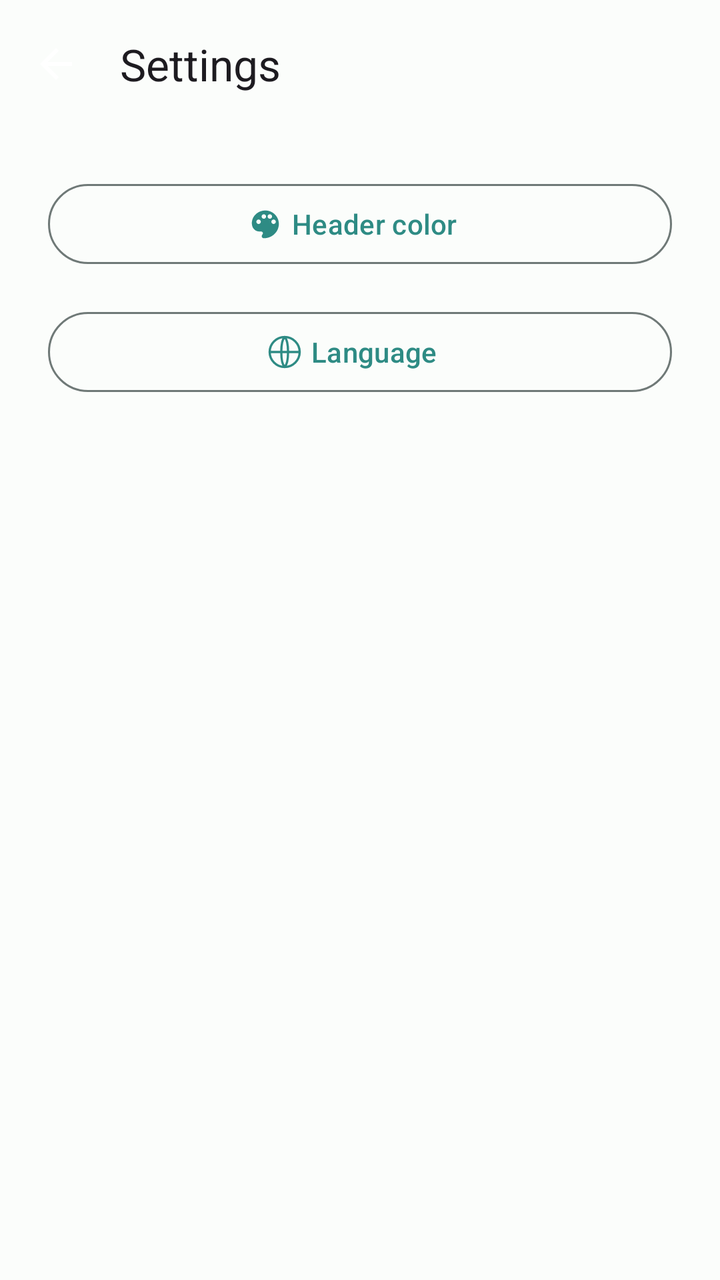
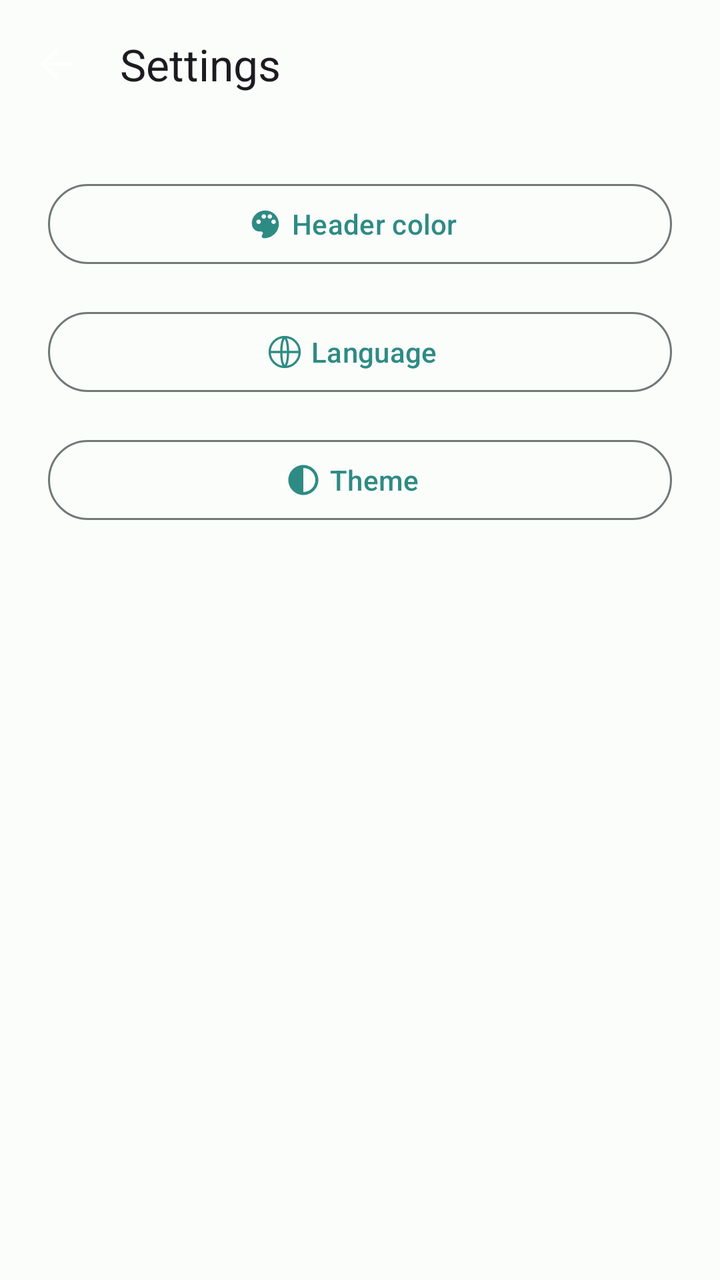

Two renders of the same Android screen: before a commit and after it. Below are the layout's source before the change and the commit's diff.
<!-- AndroidManifest.xml: application theme Theme.Ft_hangouts -->
<!-- res/layout/activity_settings.xml -->
<?xml version="1.0" encoding="utf-8"?>
<LinearLayout xmlns:android="http://schemas.android.com/apk/res/android"
    xmlns:app="http://schemas.android.com/apk/res-auto"
    android:orientation="vertical"
    android:layout_width="match_parent"
    android:layout_height="match_parent"
    android:background="?attr/colorSurface">

    <com.google.android.material.appbar.MaterialToolbar
        android:id="@+id/toolbar"
        android:layout_width="match_parent"
        android:layout_height="?attr/actionBarSize"
        app:navigationIcon="@drawable/ic_arrow_back"
        app:navigationContentDescription="@string/navigate_up"
        app:title="@string/settings" />

    <ScrollView
        android:layout_width="match_parent"
        android:layout_height="match_parent"
        android:fillViewport="true">

        <LinearLayout
            android:layout_width="match_parent"
            android:layout_height="wrap_content"
            android:orientation="vertical"
            android:padding="24dp" >

            <com.google.android.material.button.MaterialButton
                style="@style/Widget.Material3.Button.OutlinedButton.Icon"
                android:id="@+id/buttonHeaderColor"
                android:layout_width="match_parent"
                android:layout_height="wrap_content"
                app:icon="@drawable/ic_palette"
                app:iconGravity="textStart"
                android:text="@string/header_color" />

            <com.google.android.material.button.MaterialButton
                style="@style/Widget.Material3.Button.OutlinedButton.Icon"
                android:id="@+id/buttonLanguage"
                android:layout_width="match_parent"
                android:layout_height="wrap_content"
                android:layout_marginTop="16dp"
                app:icon="@drawable/ic_language"
                app:iconGravity="textStart"
                android:text="@string/language" />
        </LinearLayout>
    </ScrollView>
</LinearLayout>
<!-- resources referenced by this layout -->
<resources>
  <!-- drawable ic_arrow_back (drawable) -->
  <vector xmlns:android="http://schemas.android.com/apk/res/android"
      android:width="24dp"
      android:height="24dp"
      android:viewportWidth="24"
      android:viewportHeight="24"
      android:tint="?attr/colorOnPrimary">
      <path
          android:fillColor="@android:color/white"
          android:pathData="M20,11 L7.8,11 L13.4,5.4 L12,4 L4,12 L12,20 L13.4,18.6 L7.8,13 L20,13 Z" />
  </vector>
  <!-- drawable ic_palette (drawable) -->
  <vector xmlns:android="http://schemas.android.com/apk/res/android"
      android:width="24dp"
      android:height="24dp"
      android:viewportWidth="24"
      android:viewportHeight="24"
      android:tint="?attr/colorOnSurfaceVariant">
      <path
          android:fillColor="@android:color/white"
          android:pathData="M12,3 C7,3 3,6.8 3,11.5 C3,15 5.5,17 8,17 L9.2,17 C9.9,17 10.4,17.6 10.4,18.2 C10.4,18.5 10.3,18.7 10.1,18.9 C9.8,19.3 9.6,19.7 9.6,20.2 C9.6,20.9 10.2,21.5 11,21.5 C16.5,21.5 21,17.2 21,12 C21,7 17,3 12,3 Z M7.5,12 C6.7,12 6,11.3 6,10.5 C6,9.7 6.7,9 7.5,9 C8.3,9 9,9.7 9,10.5 C9,11.3 8.3,12 7.5,12 Z M11,8.5 C10.2,8.5 9.5,7.8 9.5,7 C9.5,6.2 10.2,5.5 11,5.5 C11.8,5.5 12.5,6.2 12.5,7 C12.5,7.8 11.8,8.5 11,8.5 Z M15,8.5 C14.2,8.5 13.5,7.8 13.5,7 C13.5,6.2 14.2,5.5 15,5.5 C15.8,5.5 16.5,6.2 16.5,7 C16.5,7.8 15.8,8.5 15,8.5 Z M17.5,12 C16.7,12 16,11.3 16,10.5 C16,9.7 16.7,9 17.5,9 C18.3,9 19,9.7 19,10.5 C19,11.3 18.3,12 17.5,12 Z" />
  </vector>
  <string name="header_color">Header color</string>
  <string name="language">Language</string>
  <string name="navigate_up">Navigate up</string>
  <string name="settings">Settings</string>
  <style name="Theme.Ft_hangouts" parent="Base.Theme.Ft_hangouts" />
  <color name="md_light_primary">#2E8B84</color>
  <color name="md_light_on_primary">#FFFFFF</color>
  <color name="md_light_primary_container">#B6ECE4</color>
  <color name="md_light_on_primary_container">#00201D</color>
  <color name="md_light_secondary">#4A635F</color>
  <color name="md_light_on_secondary">#FFFFFF</color>
  <color name="md_light_secondary_container">#CCE8E3</color>
  <color name="md_light_on_secondary_container">#05201C</color>
  <color name="md_light_surface">#FBFDFB</color>
  <color name="md_light_on_surface">#191C1C</color>
  <color name="md_light_surface_variant">#DAE5E2</color>
  <color name="md_light_on_surface_variant">#3F4947</color>
  <color name="md_light_background">#FBFDFB</color>
  <color name="md_light_on_background">#191C1C</color>
  <color name="md_light_outline">#6F7977</color>
  <color name="md_light_error">#BA1A1A</color>
  <color name="md_light_on_error">#FFFFFF</color>
  <color name="md_light_error_container">#FFDAD6</color>
  <color name="md_light_on_error_container">#410002</color>
  <!-- unchanged entries left out for length: 2 -->
</resources>

<!-- the commit's change to res/layout/activity_settings.xml (unified diff, before → after) -->
@@ -43,6 +43,16 @@
                 app:icon="@drawable/ic_language"
                 app:iconGravity="textStart"
                 android:text="@string/language" />
+
+            <com.google.android.material.button.MaterialButton
+                style="@style/Widget.Material3.Button.OutlinedButton.Icon"
+                android:id="@+id/buttonTheme"
+                android:layout_width="match_parent"
+                android:layout_height="wrap_content"
+                android:layout_marginTop="16dp"
+                app:icon="@drawable/ic_theme"
+                app:iconGravity="textStart"
+                android:text="@string/theme" />
         </LinearLayout>
     </ScrollView>
 </LinearLayout>
<!-- resource entries referenced after the edit -->
@@ -22,10 +22,22 @@
           android:fillColor="@android:color/white"
           android:pathData="M12,3 C7,3 3,6.8 3,11.5 C3,15 5.5,17 8,17 L9.2,17 C9.9,17 10.4,17.6 10.4,18.2 C10.4,18.5 10.3,18.7 10.1,18.9 C9.8,19.3 9.6,19.7 9.6,20.2 C9.6,20.9 10.2,21.5 11,21.5 C16.5,21.5 21,17.2 21,12 C21,7 17,3 12,3 Z M7.5,12 C6.7,12 6,11.3 6,10.5 C6,9.7 6.7,9 7.5,9 C8.3,9 9,9.7 9,10.5 C9,11.3 8.3,12 7.5,12 Z M11,8.5 C10.2,8.5 9.5,7.8 9.5,7 C9.5,6.2 10.2,5.5 11,5.5 C11.8,5.5 12.5,6.2 12.5,7 C12.5,7.8 11.8,8.5 11,8.5 Z M15,8.5 C14.2,8.5 13.5,7.8 13.5,7 C13.5,6.2 14.2,5.5 15,5.5 C15.8,5.5 16.5,6.2 16.5,7 C16.5,7.8 15.8,8.5 15,8.5 Z M17.5,12 C16.7,12 16,11.3 16,10.5 C16,9.7 16.7,9 17.5,9 C18.3,9 19,9.7 19,10.5 C19,11.3 18.3,12 17.5,12 Z" />
   </vector>
+  <!-- drawable ic_theme (drawable) -->
+  <vector xmlns:android="http://schemas.android.com/apk/res/android"
+      android:width="24dp"
+      android:height="24dp"
+      android:viewportWidth="24"
+      android:viewportHeight="24"
+      android:tint="?attr/colorOnSurfaceVariant">
+      <path
+          android:fillColor="@android:color/white"
+          android:pathData="M12,2 C6.48,2 2,6.48 2,12 C2,17.52 6.48,22 12,22 C17.52,22 22,17.52 22,12 C22,6.48 17.52,2 12,2 Z M12,20 L12,4 C16.42,4 20,7.58 20,12 C20,16.42 16.42,20 12,20 Z" />
+  </vector>
   <string name="header_color">Header color</string>
   <string name="language">Language</string>
   <string name="navigate_up">Navigate up</string>
   <string name="settings">Settings</string>
+  <string name="theme">Theme</string>
   <style name="Theme.Ft_hangouts" parent="Base.Theme.Ft_hangouts" />
   <color name="md_light_primary">#2E8B84</color>
   <color name="md_light_on_primary">#FFFFFF</color>
